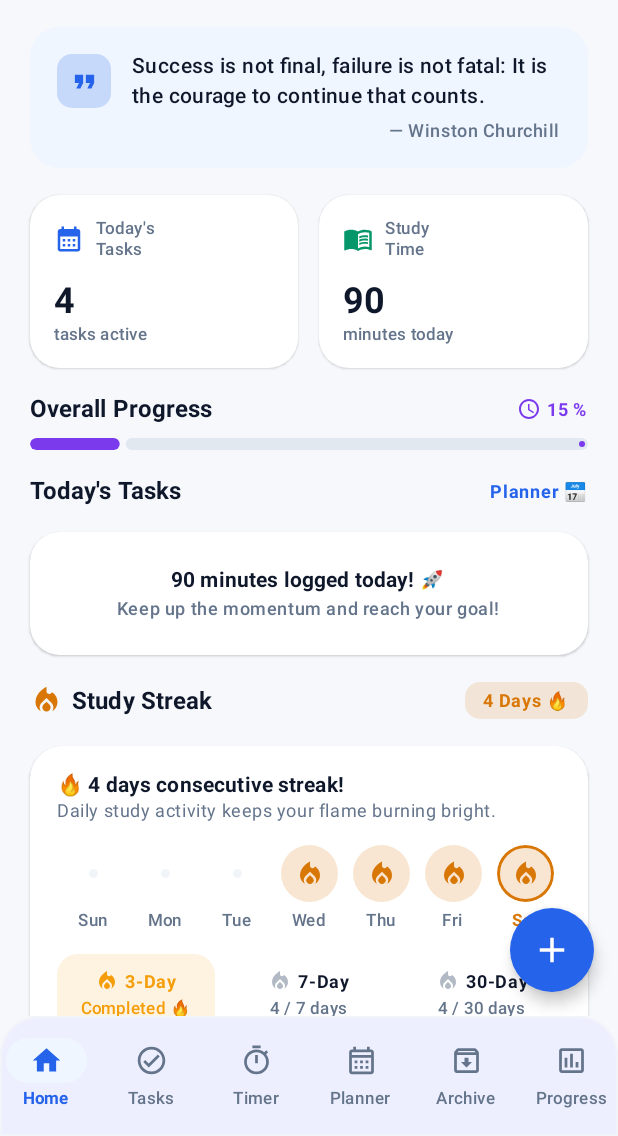
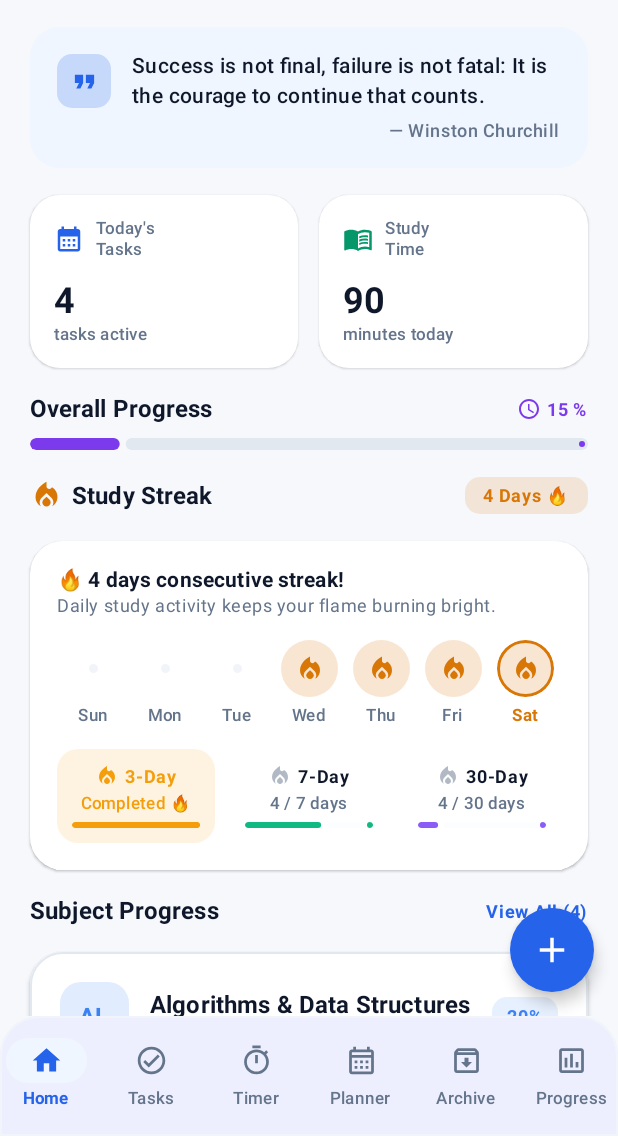
Before and after one commit to pujithakagolanu/EduTrack, an Android app built with Jetpack Compose: the screen it shows after launch (MainActivity), on a phone screen of 412 x 824 dp, the part 100-1236 px from its top. Run offline under Robolectric (Android 15) with nearby library versions, the phone set to English and light mode, and no system bars; our stand-ins replace Room's generated code.

Commit message:
Remove redundant today's tasks empty placeholder card from Home screen

```diff
--- a/app/src/main/java/com/edutrack/app/ui/screens/HomeScreen.kt
+++ b/app/src/main/java/com/edutrack/app/ui/screens/HomeScreen.kt
@@ -431,67 +431,7 @@ fun HomeScreen(
                 }
             }
 
-            // 5. Today's Tasks / Today's Sessions Container
-            item(key = "todays_tasks_heading") {
-                Row(
-                    modifier = Modifier.fillMaxWidth(),
-                    horizontalArrangement = Arrangement.SpaceBetween,
-                    verticalAlignment = Alignment.CenterVertically
-                ) {
-                    Text(
-                        text = "Today's Tasks",
-                        style = MaterialTheme.typography.titleMedium.copy(
-                            fontWeight = FontWeight.Bold,
-                            color = MaterialTheme.colorScheme.onBackground
-                        )
-                    )
-
-                    Text(
-                        text = "Planner 📅",
-                        style = MaterialTheme.typography.labelMedium.copy(
-                            color = AccentBlue,
-                            fontWeight = FontWeight.Bold
-                        ),
-                        modifier = Modifier.clickable { onNavigateToPlanner() }
-                    )
-                }
-            }
-
-            item(key = "todays_tasks_card") {
-                Card(
-                    modifier = Modifier
-                        .fillMaxWidth()
-                        .clickable { onNavigateToPlanner() },
-                    shape = RoundedCornerShape(20.dp),
-                    colors = CardDefaults.cardColors(containerColor = MaterialTheme.colorScheme.surface),
-                    elevation = CardDefaults.cardElevation(defaultElevation = 1.dp)
-                ) {
-                    Column(
-                        modifier = Modifier
-                            .fillMaxWidth()
-                            .padding(24.dp),
-                        horizontalAlignment = Alignment.CenterHorizontally
-                    ) {
-                        Text(
-                            text = if (todayMinutes == 0) "No tasks for today!" else "$todayMinutes minutes logged today! 🚀",
-                            style = MaterialTheme.typography.titleSmall.copy(
-                                fontWeight = FontWeight.Bold,
-                                color = MaterialTheme.colorScheme.onSurface
-                            )
-                        )
-                        Spacer(modifier = Modifier.height(4.dp))
-                        Text(
-                            text = if (todayMinutes == 0) "Enjoy your free time 🎉" else "Keep up the momentum and reach your goal!",
-                            style = MaterialTheme.typography.bodySmall.copy(
-                                color = MaterialTheme.colorScheme.onSurfaceVariant,
-                                fontWeight = FontWeight.Medium
-                            )
-                        )
-                    }
-                }
-            }
-
-            // 6. Day-Wise Fire Streak & Milestone Tracker
+            // 5. Day-Wise Fire Streak & Milestone Tracker
             item(key = "streak_achievements_heading") {
                 Row(
                     modifier = Modifier.fillMaxWidth(),
```
